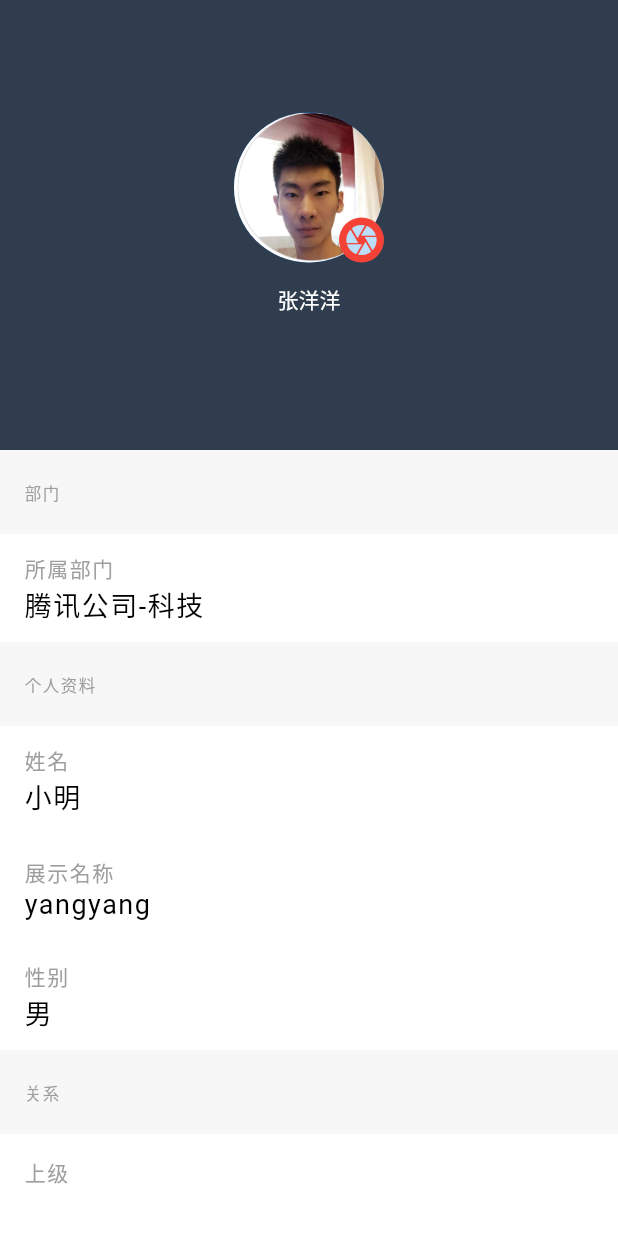
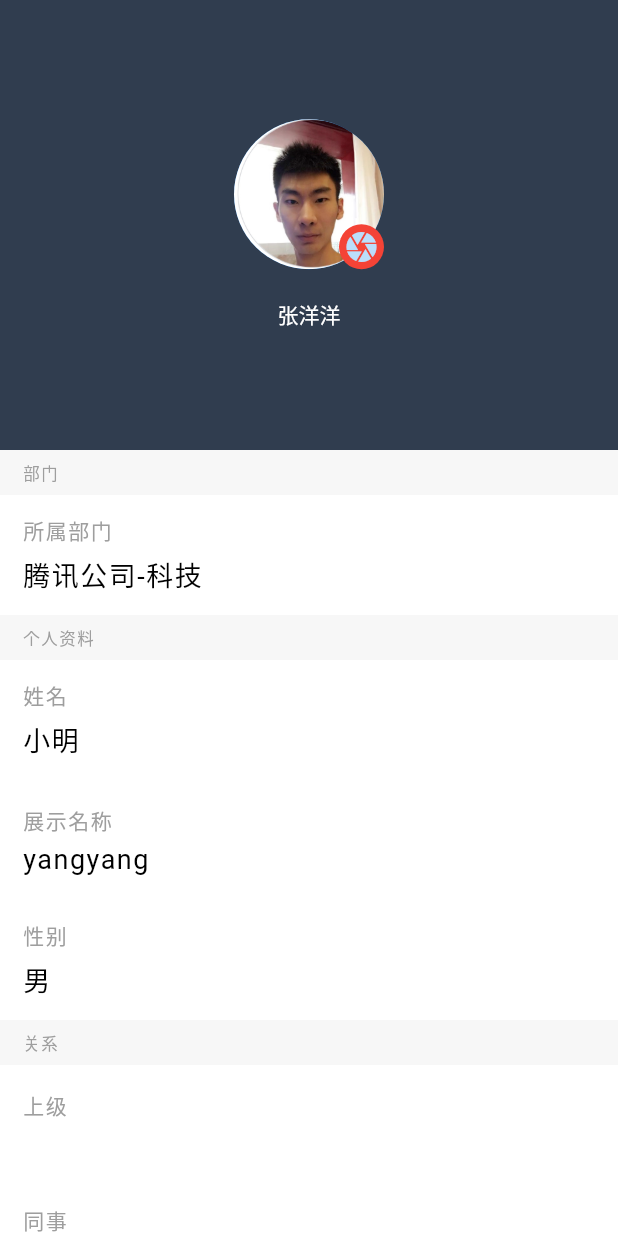
Before and after one commit to yangyangDeveloper/FlutterOwn, a Flutter app: the screen it shows after launch, on a phone screen of 412 x 824 dp. Run offline on Flutter 3.47's test engine with Material 2 defaults, Android fonts, the phone set to English and light mode, and no system bars.

Commit message:
修改列表

```diff
--- a/flutter_zyy/lib/list3.dart
+++ b/flutter_zyy/lib/list3.dart
@@ -1,4 +1,3 @@
-
 import 'dart:ui';
 import 'package:flutter/material.dart';
 
@@ -20,7 +19,6 @@ class MessageItem implements ListItem {
 }
 
 class Box extends StatelessWidget {
-
   String index = '1';
 
   Box(String index) {
@@ -31,7 +29,7 @@ class Box extends StatelessWidget {
     return Container(
       width: 200,
       height: 50,
-      decoration: BoxDecoration (
+      decoration: BoxDecoration(
         color: Colors.transparent,
       ),
       alignment: Alignment.center,
@@ -45,7 +43,6 @@ class Box extends StatelessWidget {
     );
   }
 }
-
 
 class list3 extends StatelessWidget {
   list3({Key? key}) : super(key: key);
@@ -67,26 +64,33 @@ class list3 extends StatelessWidget {
     final item = items[index];
 
     if (item is HeadingItem) {
-      return Container (
-        //height: 40,
-        alignment: Alignment.center,
-        decoration: const BoxDecoration(
+      // ListTile(
+      //   // 其实有默认值 好像是15
+      //   //contentPadding: EdgeInsets.symmetric(horizontal: 0),
+      //     title: Expanded(
+      //       child:Text(
+      //         item.heading,
+      //         style: TextStyle(
+      //             color: Colors.grey,
+      //             fontSize: 11,
+      //             letterSpacing: 1
+      //         ),
+      //       ),
+      //     )
+      // ),
+      return Container(
+          // width: 320,
+          height: 30,
+          padding: EdgeInsets.fromLTRB(15, 0, 0, 0),
+          alignment: Alignment.centerLeft,
+          decoration: BoxDecoration(
             color: Color.fromARGB(255, 247, 247, 247),
           ),
-        child: ListTile(
-            // 其实有默认值 好像是15
-            //contentPadding: EdgeInsets.symmetric(horizontal: 0),
-            textColor: Colors.red,
-            title: Text(
+          child: Text(
             item.heading,
-              style: TextStyle(
-                  color: Colors.grey,
-                  fontSize: 11,
-                  letterSpacing: 1
-              ),
-            ),
-          ),
-        );
+            style:
+                TextStyle(color: Colors.grey, fontSize: 11, letterSpacing: 1),
+          ));
     }
     return Container();
   }
@@ -95,42 +99,43 @@ class list3 extends StatelessWidget {
   Widget _messageItem(BuildContext context, int index) {
     final item = items[index];
     if (item is MessageItem) {
-      return  Container(
-        //height: 100,
+      return Container(
+        height: 80,
+        //color: Colors.red,
         //alignment: Alignment.center,
-        decoration: BoxDecoration(
-          color: Colors.white
+        padding: EdgeInsets.fromLTRB(15, 0, 0, 0),
+        decoration: BoxDecoration(color: Colors.white),
+        child: Column(
+          mainAxisAlignment: MainAxisAlignment.center,
+          crossAxisAlignment: CrossAxisAlignment.start,
+          children: [
+            Text(
+              item.title,
+              style: const TextStyle(
+                    color: Colors.grey, fontSize: 14, letterSpacing: 1),
               ),
-        child: ListTile(
-          title: Text(item.title,
-            style: TextStyle(
-                color: Colors.grey,
-                fontSize: 14,
-                letterSpacing: 1
+
+            SizedBox(height: 5,),
+            Text(
+              item.body,
+              style:
+              TextStyle(color: Colors.black, fontSize: 18, letterSpacing: 1),
             ),
-          ),
-          subtitle: Text(item.body,
-            style: TextStyle(
-                color: Colors.black,
-                fontSize: 18,
-                letterSpacing: 1
-            ),
-          ),
-        ),
+          ],
+        )
       );
     }
     return Container();
   }
 
   // 头像
-  Widget _iconItem(){
-
-    return CircleAvatar (
+  Widget _iconItem() {
+    return CircleAvatar(
       radius: 50,
       backgroundImage: AssetImage("assets/16502640932167.jpg"),
       child: Stack(
         children: [
-          Align (
+          Align(
             alignment: Alignment.bottomRight,
             child: CircleAvatar(
               radius: 15,
@@ -145,7 +150,6 @@ class list3 extends StatelessWidget {
 
   @override
   Widget build(BuildContext context) {
-
     final size = MediaQuery.of(context).size;
     final width = size.width;
     final height = size.height;
@@ -156,11 +160,11 @@ class list3 extends StatelessWidget {
         title: "1111",
         home: Scaffold(
             appBar: null,
-            body: Padding (
+            body: Padding(
               padding: const EdgeInsets.fromLTRB(0, 0, 0, 0),
-              child: Column (
+              child: Column(
                 mainAxisAlignment: MainAxisAlignment.start,
-                children: <Widget> [
+                children: <Widget>[
                   Container(
                     decoration: BoxDecoration(
                       color: c1,
@@ -171,14 +175,17 @@ class list3 extends StatelessWidget {
                       mainAxisAlignment: MainAxisAlignment.center,
                       children: [
                         _iconItem(),
-                        Box('张洋洋'),
+                        SizedBox(height: 20,),
+                        Text('张洋洋', style: TextStyle(color: Colors.white),),
                       ],
                     ),
                   ),
                   //Divider(height: 100,color: Colors.white),
-                  Expanded(  //解决 Column 中包含ListView 和其他 Container时候  ListView不显示的问题
+                  Expanded(
+                    //解决 Column 中包含ListView 和其他 Container时候  ListView不显示的问题
                     flex: 1,
-                    child: MediaQuery.removePadding( //解决listview顶部有个空白的问题。ListView 上默认的的 top-padding
+                    child: MediaQuery.removePadding(
+                      //解决listview顶部有个空白的问题。ListView 上默认的的 top-padding
                       context: context,
                       removeTop: true,
                       child: ListView.builder(
@@ -187,8 +194,7 @@ class list3 extends StatelessWidget {
                           final item = items[index];
                           if (item is HeadingItem) {
                             return _headingItem(context, index);
-                          }
-                          else if (item is MessageItem) {
+                          } else if (item is MessageItem) {
                             return _messageItem(context, index);
                           }
                           return Container();
@@ -198,8 +204,6 @@ class list3 extends StatelessWidget {
                   ),
                 ],
               ),
-            )
-        )
-    );
+            )));
   }
 }
```
Lines whose indentation alone changed are shown as unchanged.
